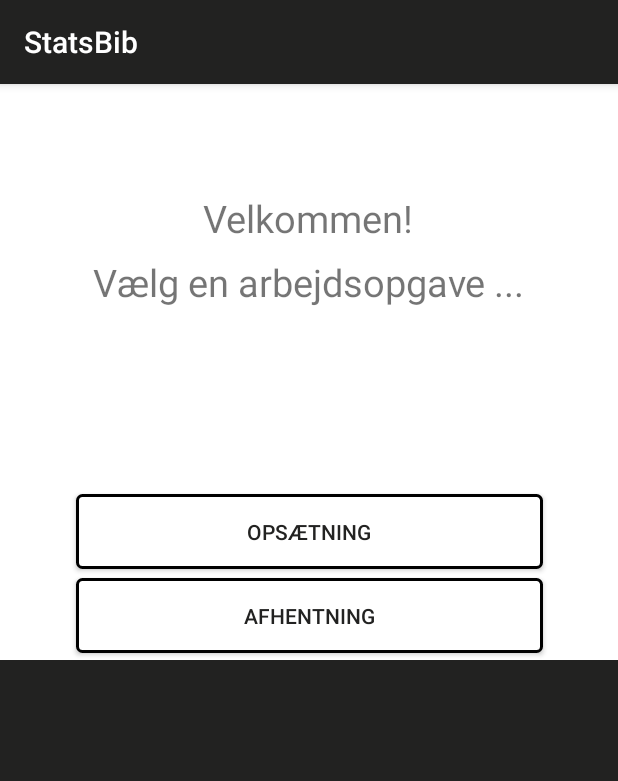
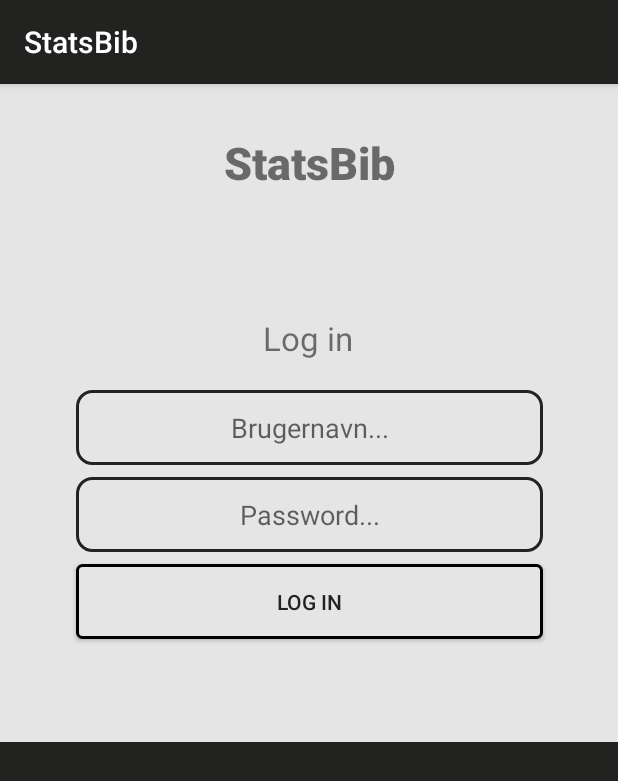
Before and after one commit to gjorup95/StatsBiblioteket-NFC-Tag-Prototype, an Android app: the screen it shows after launch (WorkSelector before the commit, LoginActivity after it), on a phone screen of 412 x 824 dp. Shown: the top 781 px of the screen. Run offline under Robolectric (Android 15) with nearby library versions, the phone set to English and light mode, and no system bars.

Commit message:
login activity + style

```diff
--- a/app/src/main/AndroidManifest.xml
+++ b/app/src/main/AndroidManifest.xml
@@ -4,7 +4,7 @@
 
     <uses-permission android:name="android.permission.NFC" />
     <uses-permission android:name="android.permission.READ_EXTERNAL_STORAGE" />
-    <uses-permission android:name="android.permission.WRITE_EXTERNAL_STORAGE"/>
+    <uses-permission android:name="android.permission.WRITE_EXTERNAL_STORAGE" />
 
     <uses-feature android:name="android.hardware.nfc" />
 
@@ -15,19 +15,20 @@
         android:roundIcon="@mipmap/ic_launcher_round"
         android:supportsRtl="true"
         android:theme="@style/AppTheme">
-        <activity
-            android:name=".MainActivity"
-            android:label="@string/app_name"
-            android:theme="@style/AppTheme">
-        </activity>
-        <activity android:name=".FetchBooks" />
-        <activity android:name=".WorkSelector">
+        <activity android:name=".LoginActivity">
             <intent-filter>
                 <action android:name="android.intent.action.MAIN" />
 
                 <category android:name="android.intent.category.LAUNCHER" />
             </intent-filter>
         </activity>
+        <activity
+            android:name=".MainActivity"
+            android:label="@string/app_name"
+            android:theme="@style/AppTheme"></activity>
+        <activity android:name=".FetchBooks" />
+        <activity android:name=".WorkSelector">
+        </activity>
     </application>
 
 </manifest>
--- /dev/null
+++ b/app/src/main/java/com/example/bruger/nfc_ekssys/LoginActivity.java
@@ -0,0 +1,26 @@
+package com.example.bruger.nfc_ekssys;
+
+import android.content.Intent;
+import android.support.v7.app.AppCompatActivity;
+import android.os.Bundle;
+import android.view.View;
+import android.widget.Button;
+
+public class LoginActivity extends AppCompatActivity {
+
+    private Button button;
+
+    @Override
+    protected void onCreate(Bundle savedInstanceState) {
+        super.onCreate(savedInstanceState);
+        setContentView(R.layout.activity_login);
+        button = findViewById(R.id.logBut);
+        button.setOnClickListener(new View.OnClickListener() {
+            @Override
+            public void onClick(View view) {
+                Intent intent = new Intent(LoginActivity.this,WorkSelector.class);
+                startActivity(intent);
+            }
+        });
+    }
+}
--- a/app/src/main/res/drawable/my_button.xml
+++ b/app/src/main/res/drawable/my_button.xml
@@ -1,7 +1,7 @@
 <?xml version="1.0" encoding="utf-8"?>
 <shape xmlns:android="http://schemas.android.com/apk/res/android"
     android:shape="rectangle">
-    <solid android:color="#FFFFFF"></solid>
+    <solid android:color="#e5e5e5"></solid>
     <corners android:radius="3dp" />
     <stroke android:width="3px" android:color="#000000" />
 </shape>
--- /dev/null
+++ b/app/src/main/res/drawable/rounder_border_edittext.xml
@@ -0,0 +1,13 @@
+<?xml version="1.0" encoding="utf-8"?>
+<selector xmlns:android="http://schemas.android.com/apk/res/android">
+    <item>
+        <shape android:shape="rectangle">
+            <solid android:color="@color/colorWhite"/>
+            <corners android:radius="10dp" />
+            <stroke
+                android:width="2dp"
+                android:color="@color/colorBlack"
+                />
+        </shape>
+    </item>
+</selector>
--- a/app/src/main/res/layout/activity_fetch_books.xml
+++ b/app/src/main/res/layout/activity_fetch_books.xml
@@ -4,7 +4,8 @@
     xmlns:tools="http://schemas.android.com/tools"
     android:layout_width="match_parent"
     android:layout_height="match_parent"
-    tools:context=".FetchBooks">
+    tools:context=".FetchBooks"
+    android:background="@color/colorWhite">
 
     <TextView
         android:id="@+id/successText"
--- /dev/null
+++ b/app/src/main/res/layout/activity_login.xml
@@ -0,0 +1,111 @@
+<?xml version="1.0" encoding="utf-8"?>
+<android.support.constraint.ConstraintLayout xmlns:android="http://schemas.android.com/apk/res/android"
+    xmlns:app="http://schemas.android.com/apk/res-auto"
+    xmlns:tools="http://schemas.android.com/tools"
+    android:layout_width="match_parent"
+    android:layout_height="match_parent"
+    tools:context=".LoginActivity">
+
+    <android.support.v7.widget.AppCompatButton
+        android:id="@+id/logBut"
+        android:layout_width="311dp"
+        android:layout_height="50dp"
+        android:layout_marginStart="8dp"
+        android:layout_marginTop="320dp"
+        android:layout_marginEnd="8dp"
+        android:layout_weight=".5"
+        android:background="@drawable/my_button"
+        android:text="Log in"
+        android:textColor="@color/colorBlack"
+        app:layout_constraintEnd_toEndOf="@+id/linearLayout1"
+        app:layout_constraintStart_toStartOf="@+id/linearLayout1"
+        app:layout_constraintTop_toTopOf="@+id/linearLayout1" />
+    <LinearLayout
+        android:id="@+id/linearLayout1"
+        android:layout_width="match_parent"
+        android:layout_height="match_parent"
+        android:orientation="vertical">
+
+        <View
+            android:id="@+id/view1"
+            android:layout_width="match_parent"
+            android:layout_height="0dp"
+            android:layout_weight="4"
+            android:background="@color/colorWhite"></View>
+
+
+        <View
+            android:id="@+id/view2"
+            android:layout_width="match_parent"
+            android:layout_height="0dp"
+            android:layout_weight="3"
+            android:background="@color/colorBlack">
+
+        </View>
+    </LinearLayout>
+
+    <EditText
+        android:id="@+id/editText1"
+        android:layout_width="311dp"
+        android:layout_height="50dp"
+        android:layout_centerHorizontal="true"
+        android:layout_centerVertical="true"
+        android:layout_marginStart="8dp"
+        android:layout_marginEnd="8dp"
+        android:layout_marginBottom="8dp"
+        android:background="@drawable/rounder_border_edittext"
+        android:ems="10"
+        android:gravity="center"
+        android:hint="Brugernavn..."
+        app:layout_constraintBottom_toTopOf="@+id/editText"
+        app:layout_constraintEnd_toEndOf="parent"
+        app:layout_constraintStart_toStartOf="parent"></EditText>
+
+    <EditText
+        android:id="@+id/editText"
+        android:layout_width="311dp"
+        android:layout_height="50dp"
+        android:layout_centerHorizontal="true"
+        android:layout_centerVertical="true"
+        android:layout_marginStart="8dp"
+        android:layout_marginEnd="8dp"
+        android:layout_marginBottom="8dp"
+        android:background="@drawable/rounder_border_edittext"
+        android:ems="10"
+        android:gravity="center"
+        android:hint="Password..."
+        app:layout_constraintBottom_toTopOf="@+id/logBut"
+        app:layout_constraintEnd_toEndOf="parent"
+        app:layout_constraintStart_toStartOf="parent"></EditText>
+
+    <TextView
+        android:id="@+id/textView"
+        android:layout_width="wrap_content"
+        android:layout_height="wrap_content"
+        android:layout_marginStart="8dp"
+        android:layout_marginTop="8dp"
+        android:layout_marginEnd="8dp"
+        android:layout_marginBottom="8dp"
+        android:text="Log in"
+        android:textSize="22dp"
+        app:layout_constraintBottom_toTopOf="@+id/editText1"
+        app:layout_constraintEnd_toEndOf="parent"
+        app:layout_constraintHorizontal_bias="0.498"
+        app:layout_constraintStart_toStartOf="parent"
+        app:layout_constraintTop_toBottomOf="@+id/textView2"
+        app:layout_constraintVertical_bias="0.861" />
+
+    <TextView
+        android:id="@+id/textView2"
+        android:layout_width="wrap_content"
+        android:layout_height="wrap_content"
+        android:layout_marginStart="8dp"
+        android:layout_marginTop="32dp"
+        android:layout_marginEnd="8dp"
+        android:text="@string/app_name"
+        android:textSize="30dp"
+        android:fontFamily="sans-serif-black"
+        app:layout_constraintEnd_toEndOf="parent"
+        app:layout_constraintStart_toStartOf="parent"
+        app:layout_constraintTop_toTopOf="@+id/linearLayout1" />
+</android.support.constraint.ConstraintLayout>
--- a/app/src/main/res/layout/activity_work_selector.xml
+++ b/app/src/main/res/layout/activity_work_selector.xml
@@ -14,21 +14,21 @@
         android:layout_marginTop="6dp"
         android:layout_marginEnd="8dp"
         android:layout_marginBottom="8dp"
+        android:background="@drawable/my_button"
         android:text="Afhentning"
         android:textColor="@color/colorBlack"
-        android:background="@drawable/my_button"
         app:layout_constraintBottom_toBottomOf="@+id/linearLayout"
         app:layout_constraintEnd_toEndOf="parent"
         app:layout_constraintStart_toStartOf="parent"
         app:layout_constraintTop_toBottomOf="@+id/opsBut"
-        app:layout_constraintVertical_bias="0.0" />
+        app:layout_constraintVertical_bias="0.036" />
 
     <android.support.v7.widget.AppCompatButton
         android:id="@+id/opsBut"
         android:layout_width="311dp"
         android:layout_height="50dp"
         android:layout_marginStart="8dp"
-        android:layout_marginTop="273dp"
+        android:layout_marginTop="320dp"
         android:layout_marginEnd="8dp"
         android:layout_weight=".5"
         android:background="@drawable/my_button"
@@ -43,21 +43,21 @@
         android:layout_width="match_parent"
         android:layout_height="match_parent"
         android:orientation="vertical"
-        android:weightSum="2">
+        android:weightSum="7">
 
         <View
             android:id="@+id/view1"
             android:layout_width="match_parent"
             android:layout_height="0dp"
-            android:layout_weight="1"
-            android:background="#FFFFFF"></View>
+            android:layout_weight="4"
+            android:background="@color/colorWhite"></View>
 
 
         <View
             android:id="@+id/view2"
             android:layout_width="match_parent"
             android:layout_height="0dp"
-            android:layout_weight="1"
+            android:layout_weight="3"
             android:background="@color/colorBlack">
 
         </View>
@@ -76,7 +76,8 @@
         app:layout_constraintEnd_toEndOf="parent"
         app:layout_constraintHorizontal_bias="0.498"
         app:layout_constraintStart_toStartOf="parent"
-        app:layout_constraintTop_toTopOf="@+id/linearLayout" />
+        app:layout_constraintTop_toTopOf="@+id/linearLayout"
+        android:background="#e5e5e5"/>
 
     <TextView
         android:id="@+id/textView6"
--- a/app/src/main/res/values/colors.xml
+++ b/app/src/main/res/values/colors.xml
@@ -4,4 +4,5 @@
     <color name="colorPrimaryDark">#00574B</color>
     <color name="colorAccent">#D81B60</color>
     <color name="colorBlack">#222221</color>
+    <color name="colorWhite">#e5e5e5</color>
 </resources>
```
